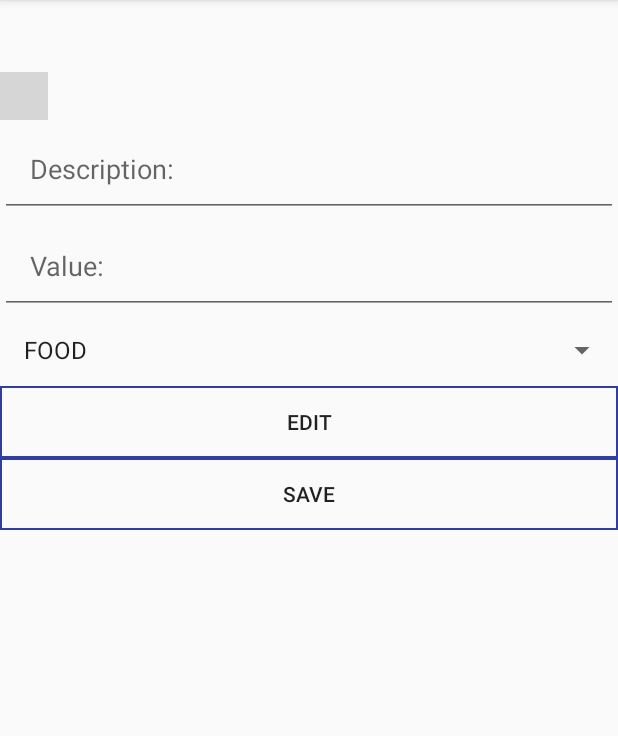
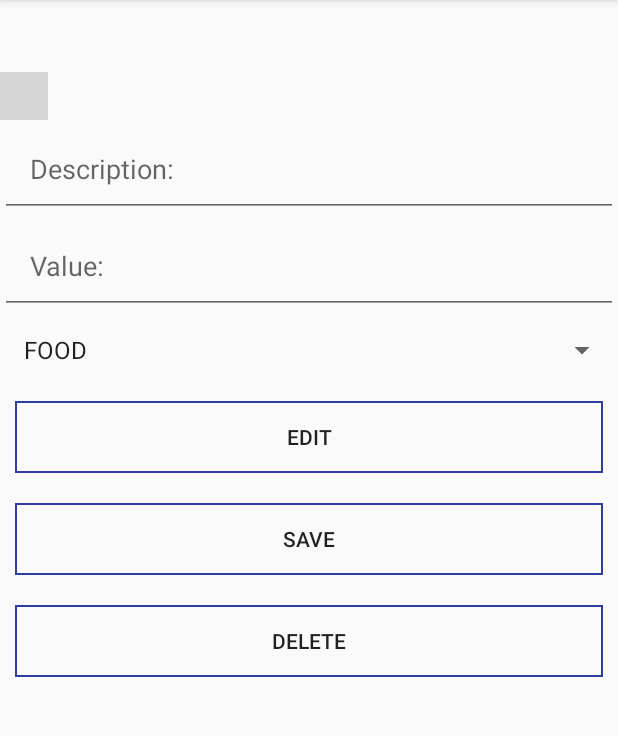
Before and after one commit to Klauswk/FinancialControl, an Android app: the fragment DetailExpenseFragment placed in its activity, after a tap on "SAVE", on a phone screen of 412 x 824 dp, the part 84-820 px from its top. Run offline under Robolectric (Android 15) with nearby library versions, the phone set to English and light mode, and no system bars; our stand-ins replace data binding; libraries missing offline, so code that uses them is left out: rhcloud.com.droidutils; plain views replace FormItem, TabBody; 18 statements that could not run were skipped; grey boxes are pictures that could not be loaded.

Commit message:
Updated DroidUtils lib and added the option to close on delete.

```diff
--- a/DruidUtils/build.gradle
+++ /dev/null
@@ -1,2 +0,0 @@
-configurations.maybeCreate("default")
-artifacts.add("default", file('DruidUtils-release.aar'))
--- a/app/build.gradle
+++ b/app/build.gradle
@@ -59,14 +59,11 @@ dependencies {
     compile 'com.android.support:design:23'
     compile 'com.android.support.constraint:constraint-layout:1.0.0-alpha1'
 
-
-
-
     //Dagger 2 dependencies
     apt 'com.google.dagger:dagger-compiler:2.0'
     compile 'com.google.dagger:dagger:2.0'
     provided 'javax.annotation:jsr250-api:1.0'
 
-    compile 'klauswk:DroidUtils:0.1-ALPHA'
+    compile 'klauswk:DroidUtils:0.2-ALPHA'
 
 }
--- a/app/src/main/java/rhcloud/com/financialcontrol/FinancialApplication.java
+++ b/app/src/main/java/rhcloud/com/financialcontrol/FinancialApplication.java
@@ -38,7 +38,7 @@ public class FinancialApplication extends Application {
         super.onCreate();
         this.expenseDAO = new ExpenseDAOTestImpl();
         //this.expenseDAO = new ExpenseDAORealm(getApplicationContext());
-        component = DaggerExpenseComponent.builder().expenseModule(new ExpenseModule()).build();
+        //component = DaggerExpenseComponent.builder().expenseModule(new ExpenseModule()).build();
     }
 
     public ExpenseDAO getExpenseDAO() {
--- a/app/src/main/java/rhcloud/com/financialcontrol/activity/MainActivity.java
+++ b/app/src/main/java/rhcloud/com/financialcontrol/activity/MainActivity.java
@@ -31,7 +31,8 @@ public class MainActivity extends AppCompatActivity {
     }
 
     private void createMainTab(){
-        tab = Tab.createTab(this,R.id.tabBody,R.id.tabLayout).addTab(new ExpenseListFragment(),"Expenses",getResources().getDrawable(android.R.drawable.ic_menu_add)).addTab(new AddExpenseFragment(),"Add Expense").addTab(new OverallExpenseFragment(),"Total Expenses");
+        Tab tab = new Tab(this,R.id.tabBody,R.id.tabLayout);
+        tab.addTab(ExpenseListFragment.getInstance(tab.getTabService()),"Expenses",getResources().getDrawable(android.R.drawable.ic_menu_add)).addTab(new AddExpenseFragment(),"Add Expense").addTab(new OverallExpenseFragment(),"Total Expenses");
     }
 
     public void addTab(TabFragment tabFragment){
--- a/app/src/main/java/rhcloud/com/financialcontrol/fragment/DetailExpenseFragment.java
+++ b/app/src/main/java/rhcloud/com/financialcontrol/fragment/DetailExpenseFragment.java
@@ -12,6 +12,8 @@ import android.widget.ArrayAdapter;
 import android.widget.Toast;
 
 import rhcloud.com.droidutils.tabutil.tabutil.interfaces.Closeable;
+import rhcloud.com.droidutils.tabutil.tabutil.interfaces.FocusOnAdd;
+import rhcloud.com.droidutils.tabutil.tabutil.interfaces.TabService;
 import rhcloud.com.droidutils.validation.ObjectUtils;
 import rhcloud.com.financialcontrol.FinancialApplication;
 import rhcloud.com.financialcontrol.R;
@@ -22,6 +24,8 @@ import rhcloud.com.financialcontrol.javabean.Expense;
 import rhcloud.com.financialcontrol.javabean.ExpenseOption;
 import rhcloud.com.financialcontrol.service.ExpenseService;
 
+import static java.security.AccessController.getContext;
+import static rhcloud.com.financialcontrol.R.id.btnDelete;
 import static rhcloud.com.financialcontrol.R.id.btnEdit;
 import static rhcloud.com.financialcontrol.R.id.btnSave;
 
@@ -31,7 +35,7 @@ import static rhcloud.com.financialcontrol.R.id.btnSave;
  * @version 1.0
  * @since 1.0
  */
-public class DetailExpenseFragment extends Fragment implements View.OnClickListener, Closeable {
+public class DetailExpenseFragment extends Fragment implements View.OnClickListener, Closeable, FocusOnAdd {
 
     private FragmentExpenseDetailsBinding binding;
     private ExpenseDAO expenseDAO;
@@ -39,6 +43,14 @@ public class DetailExpenseFragment extends Fragment implements View.OnClickListe
     private ArrayAdapter<String> options;
     private ExpenseService expenseService;
     private Expense expense;
+    private TabService tabService;
+
+
+    public static DetailExpenseFragment getInstance(TabService tabService){
+        DetailExpenseFragment detailExpenseFragment = new DetailExpenseFragment();
+        detailExpenseFragment.setTabService(tabService);
+        return detailExpenseFragment;
+    }
 
     @Nullable
     @Override
@@ -52,6 +64,7 @@ public class DetailExpenseFragment extends Fragment implements View.OnClickListe
         binding = DataBindingUtil.inflate(inflater, R.layout.fragment_expense_details, container, false);
         binding.btnSave.setOnClickListener(this);
         binding.btnEdit.setOnClickListener(this);
+        binding.btnDelete.setOnClickListener(this);
         binding.spOptions.setAdapter(options);
         binding.spOptions.setSelection(expense.getExpenseOption().ordinal());
         binding.btnEdit.setVisibility(View.GONE);
@@ -73,6 +86,9 @@ public class DetailExpenseFragment extends Fragment implements View.OnClickListe
             case btnSave:
                 saveModifications();
                 break;
+            case btnDelete:
+                deleteExpense();
+                break;
         }
     }
 
@@ -80,6 +96,11 @@ public class DetailExpenseFragment extends Fragment implements View.OnClickListe
     public void onStart() {
         super.onStart();
         binding.spOptions.setSelection(expense.getExpenseOption().ordinal());
+    }
+
+    private void deleteExpense(){
+        expenseDAO.removeExpense(binding.getExpense());
+        tabService.getOnTabRemove().removeTab(this);
     }
 
     private void enableEdit() {
@@ -99,6 +120,14 @@ public class DetailExpenseFragment extends Fragment implements View.OnClickListe
         }
     }
 
+    public TabService getTabService() {
+        return tabService;
+    }
+
+    public void setTabService(TabService tabService) {
+        this.tabService = tabService;
+    }
+
     @Override
     public void onDestroy() {
         super.onDestroy();
--- a/app/src/main/res/layout/fragment_expense_details.xml
+++ b/app/src/main/res/layout/fragment_expense_details.xml
@@ -57,6 +57,7 @@
             <Button
                 android:background="@drawable/modern_button_state"
                 android:text="Edit"
+                android:layout_margin="10dp"
                 android:layout_width="match_parent"
                 android:layout_height="wrap_content"
                 android:id="@+id/btnEdit"
@@ -65,11 +66,22 @@
             <Button
                 android:background="@drawable/modern_button_state"
                 android:text="Save"
+                android:layout_margin="10dp"
                 android:layout_width="match_parent"
                 android:layout_height="wrap_content"
                 android:id="@+id/btnSave"
                 android:visibility="@{state.get() ? View.VISIBLE : View.GONE}"/>
 
+
+            <Button
+                android:background="@drawable/modern_button_state"
+                android:text="Delete"
+                android:layout_margin="10dp"
+                android:layout_width="match_parent"
+                android:layout_height="wrap_content"
+                android:id="@+id/btnDelete"
+                android:visibility="@{state.get() ? View.GONE : View.VISIBLE}"/>
+
         </LinearLayout>
     </ScrollView>
 </layout>
--- a/build.gradle
+++ b/build.gradle
@@ -14,7 +14,6 @@ buildscript {
 
     project.ext.preDexLibs = !project.hasProperty('disablePreDex')
 
-
 }
 
 allprojects {
--- a/gradle.properties
+++ b/gradle.properties
@@ -9,7 +9,7 @@
 
 # Specifies the JVM arguments used for the daemon process.
 # The setting is particularly useful for tweaking memory settings.
-org.gradle.jvmargs=-Xmx1536m
+org.gradle.jvmargs=-Xmx2048M
 
 # When configured, Gradle will run in incubating parallel mode.
 # This option should only be used with decoupled projects. More details, visit
```
Also changed, not shown: app/src/main/java/rhcloud/com/financialcontrol/fragment/ExpenseListFragment.java (+19 -2 lines), app/src/main/res/layout/fragment_expense_list.xml (+8 -0 lines), 1 other file.
